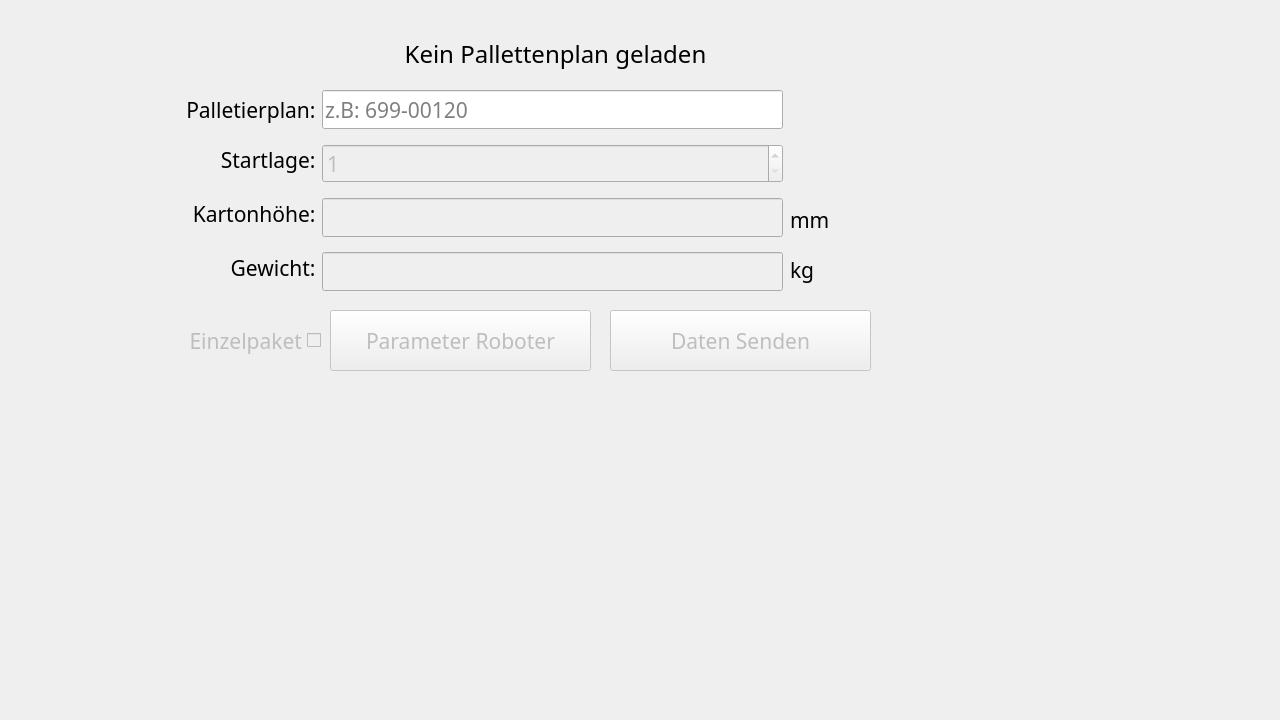
Snupai/MultipackParser, file ui_files/MainWindow.ui: the form before one commit.
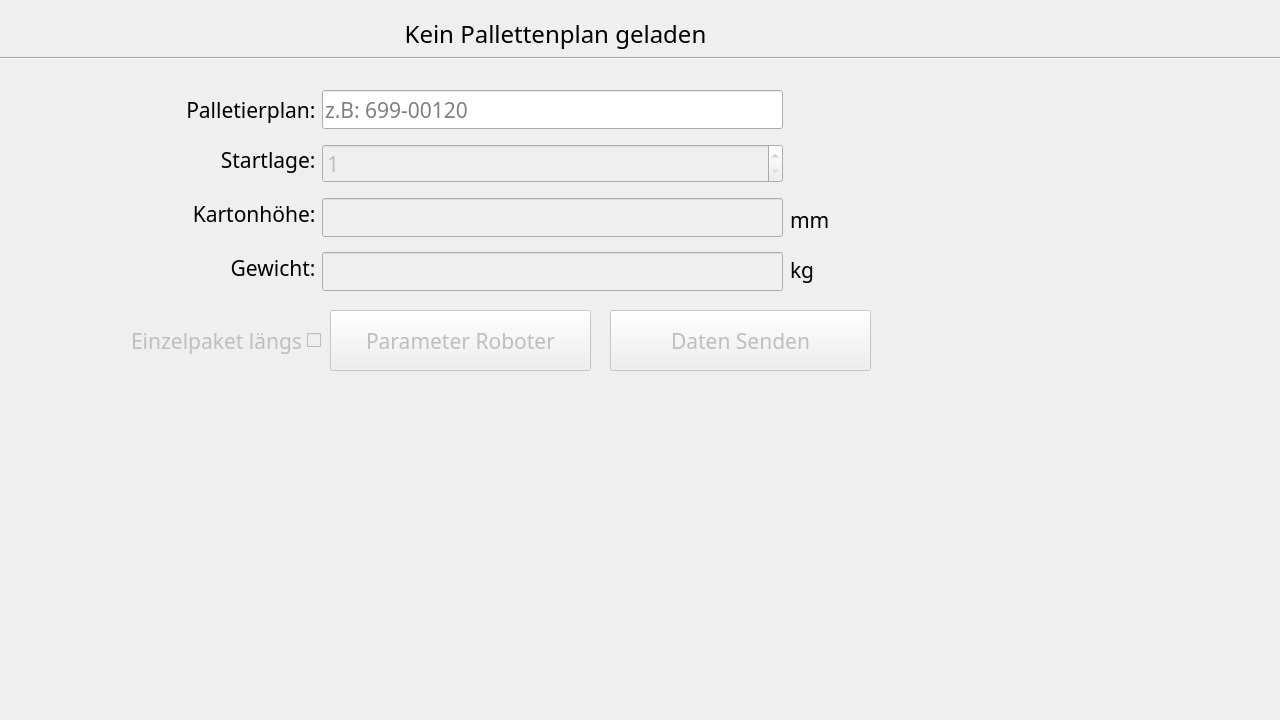
The form after the commit. Icons and pictures are not drawn.

Commit message:
Update MainWindow UI layout and modify Einzelpaket checkbox label
- Adjusted geometry of the Einzelpaket checkbox for better alignment.
- Changed the label text of the Einzelpaket checkbox to "Einzelpaket längs".
- Updated the position of the logo and label elements for improved layout.
- Added a horizontal line widget for visual separation in the UI.
- Set the initial index of the stacked widget to 0 for correct display on load.
--build

```diff
--- a/ui_files/MainWindow.ui
+++ b/ui_files/MainWindow.ui
@@ -202,9 +202,9 @@
      </property>
      <property name="geometry">
       <rect>
-       <x>150</x>
+       <x>70</x>
        <y>310</y>
-       <width>171</width>
+       <width>251</width>
        <height>61</height>
       </rect>
      </property>
@@ -221,7 +221,7 @@
       <enum>Qt::LayoutDirection::RightToLeft</enum>
      </property>
      <property name="text">
-      <string>Einzelpaket</string>
+      <string>Einzelpaket längs</string>
      </property>
     </widget>
     <widget class="QPushButton" name="ButtonDatenSenden">
@@ -278,7 +278,7 @@
      <property name="geometry">
       <rect>
        <x>940</x>
-       <y>70</y>
+       <y>90</y>
        <width>250</width>
        <height>250</height>
       </rect>
@@ -297,7 +297,7 @@
      <property name="geometry">
       <rect>
        <x>320</x>
-       <y>40</y>
+       <y>20</y>
        <width>471</width>
        <height>31</height>
       </rect>
@@ -635,6 +635,19 @@
       <bool>false</bool>
      </property>
     </widget>
+    <widget class="Line" name="line">
+     <property name="geometry">
+      <rect>
+       <x>0</x>
+       <y>50</y>
+       <width>1281</width>
+       <height>16</height>
+      </rect>
+     </property>
+     <property name="orientation">
+      <enum>Qt::Orientation::Horizontal</enum>
+     </property>
+    </widget>
    </widget>
    <widget class="QWidget" name="RoboParameter">
     <widget class="QTabWidget" name="tabWidget">
```
The commit also changes 1 other file.
